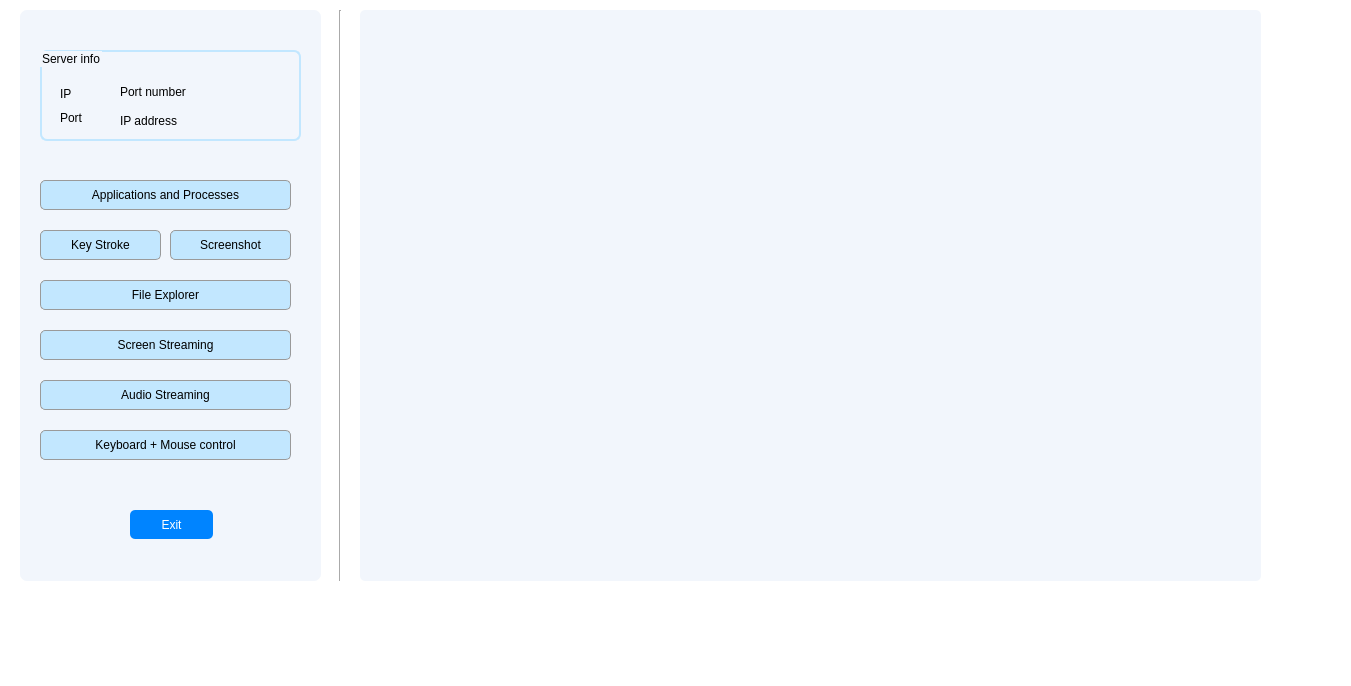
hdkhang6803/PC_Remote_Control, file clientWindow.ui: the form before one commit.
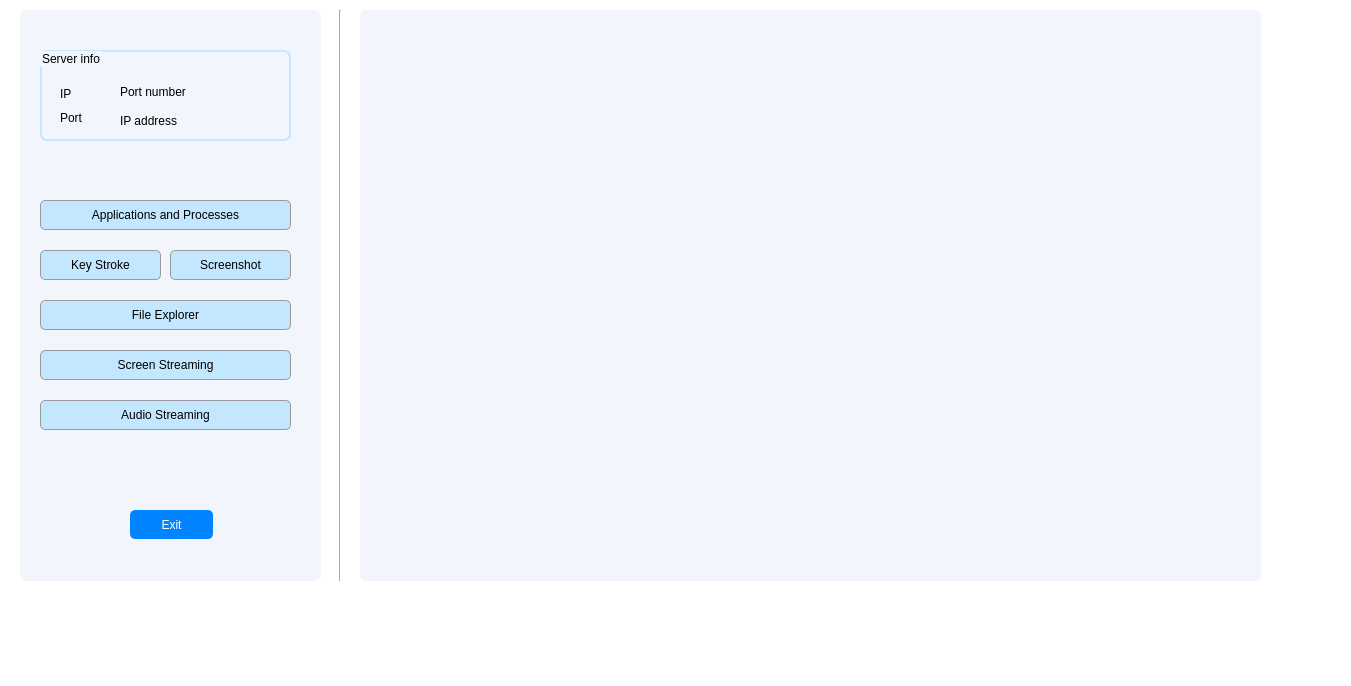
The form after the commit.

Diff of the .ui file:
```diff
--- a/clientWindow.ui
+++ b/clientWindow.ui
@@ -35,7 +35,7 @@
       <rect>
        <x>20</x>
        <y>40</y>
-       <width>261</width>
+       <width>251</width>
        <height>91</height>
       </rect>
      </property>
@@ -86,7 +86,7 @@
        <rect>
         <x>80</x>
         <y>30</y>
-        <width>171</width>
+        <width>141</width>
         <height>24</height>
        </rect>
       </property>
@@ -104,7 +104,7 @@
        <rect>
         <x>80</x>
         <y>60</y>
-        <width>91</width>
+        <width>141</width>
         <height>21</height>
        </rect>
       </property>
@@ -121,7 +121,7 @@
      <property name="geometry">
       <rect>
        <x>20</x>
-       <y>170</y>
+       <y>190</y>
        <width>251</width>
        <height>30</height>
       </rect>
@@ -140,7 +140,7 @@
      <property name="geometry">
       <rect>
        <x>20</x>
-       <y>220</y>
+       <y>240</y>
        <width>121</width>
        <height>30</height>
       </rect>
@@ -159,7 +159,7 @@
      <property name="geometry">
       <rect>
        <x>150</x>
-       <y>220</y>
+       <y>240</y>
        <width>121</width>
        <height>30</height>
       </rect>
@@ -178,7 +178,7 @@
      <property name="geometry">
       <rect>
        <x>20</x>
-       <y>270</y>
+       <y>290</y>
        <width>251</width>
        <height>30</height>
       </rect>
@@ -197,7 +197,7 @@
      <property name="geometry">
       <rect>
        <x>20</x>
-       <y>320</y>
+       <y>340</y>
        <width>251</width>
        <height>30</height>
       </rect>
@@ -216,7 +216,7 @@
      <property name="geometry">
       <rect>
        <x>20</x>
-       <y>370</y>
+       <y>390</y>
        <width>251</width>
        <height>30</height>
       </rect>
@@ -231,25 +231,6 @@
       <string>Audio Streaming</string>
      </property>
     </widget>
-    <widget class="QPushButton" name="processButton_8">
-     <property name="geometry">
-      <rect>
-       <x>20</x>
-       <y>420</y>
-       <width>251</width>
-       <height>30</height>
-      </rect>
-     </property>
-     <property name="styleSheet">
-      <string notr="true">font: 600 9pt &quot;UTM Avo&quot; ;
-background: #C2E7FF;
-border:  1px solid rgb(154, 154, 154);
-border-radius: 5px;</string>
-     </property>
-     <property name="text">
-      <string>Keyboard + Mouse control</string>
-     </property>
-    </widget>
     <widget class="QPushButton" name="exitButton">
      <property name="geometry">
       <rect>
```
